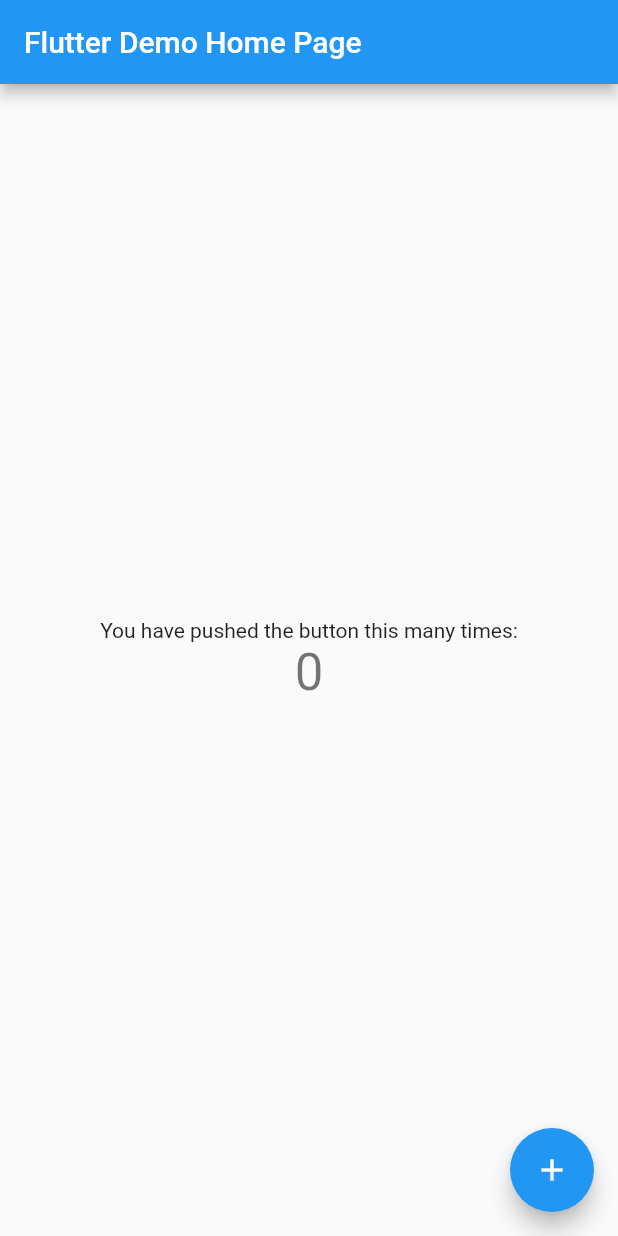
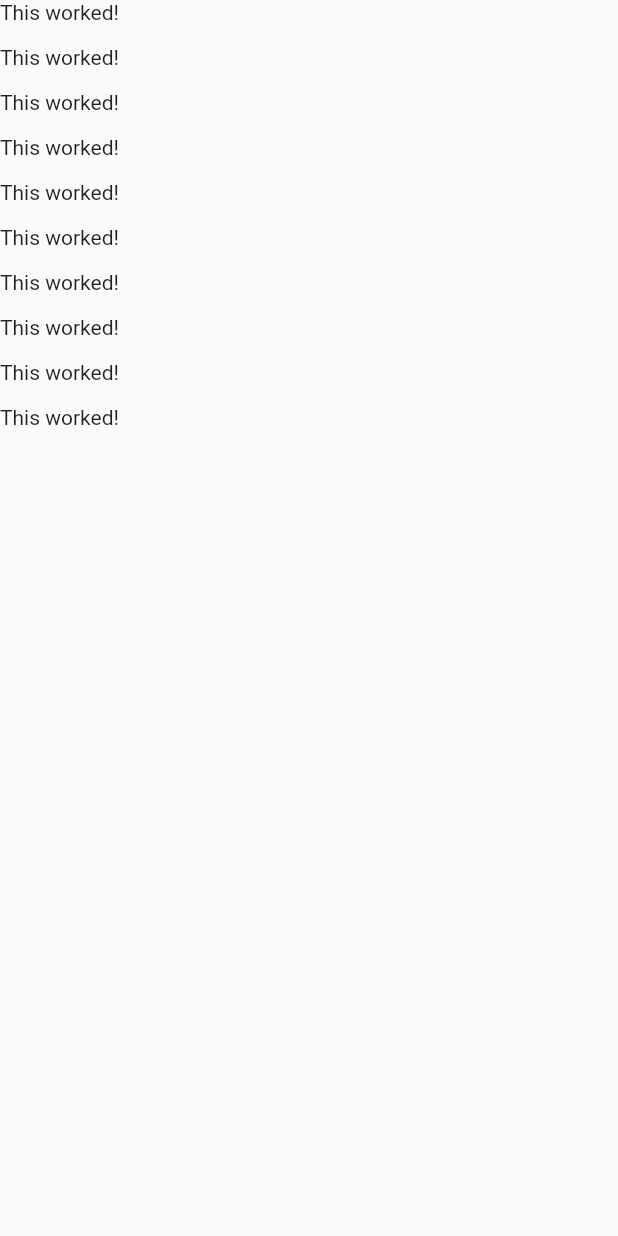
Before and after one commit to sinjikoro/chat-app, a Flutter app: the screen it shows after launch, on a phone screen of 412 x 824 dp. Run offline on Flutter 3.47's test engine with Material 2 defaults, Android fonts, the phone set to English and light mode, and no system bars.

Commit message:
316. Creating a New App

```diff
--- a/lib/main.dart
+++ b/lib/main.dart
@@ -1,3 +1,4 @@
+import 'package:chat_app/screens/chat_screen.dart';
 import 'package:flutter/material.dart';
 
 void main() {
@@ -11,105 +12,11 @@ class MyApp extends StatelessWidget {
   @override
   Widget build(BuildContext context) {
     return MaterialApp(
-      title: 'Flutter Demo',
+      title: 'Flutter Chat',
       theme: ThemeData(
-        // This is the theme of your application.
-        //
-        // Try running your application with "flutter run". You'll see the
-        // application has a blue toolbar. Then, without quitting the app, try
-        // changing the primarySwatch below to Colors.green and then invoke
-        // "hot reload" (press "r" in the console where you ran "flutter run",
-        // or simply save your changes to "hot reload" in a Flutter IDE).
-        // Notice that the counter didn't reset back to zero; the application
-        // is not restarted.
         primarySwatch: Colors.blue,
       ),
-      home: const MyHomePage(title: 'Flutter Demo Home Page'),
+      home: const ChatScreen(),
     );
   }
 }
-
-class MyHomePage extends StatefulWidget {
-  const MyHomePage({super.key, required this.title});
-
-  // This widget is the home page of your application. It is stateful, meaning
-  // that it has a State object (defined below) that contains fields that affect
-  // how it looks.
-
-  // This class is the configuration for the state. It holds the values (in this
-  // case the title) provided by the parent (in this case the App widget) and
-  // used by the build method of the State. Fields in a Widget subclass are
-  // always marked "final".
-
-  final String title;
-
-  @override
-  State<MyHomePage> createState() => _MyHomePageState();
-}
-
-class _MyHomePageState extends State<MyHomePage> {
-  int _counter = 0;
-
-  void _incrementCounter() {
-    setState(() {
-      // This call to setState tells the Flutter framework that something has
-      // changed in this State, which causes it to rerun the build method below
-      // so that the display can reflect the updated values. If we changed
-      // _counter without calling setState(), then the build method would not be
-      // called again, and so nothing would appear to happen.
-      _counter++;
-    });
-  }
-
-  @override
-  Widget build(BuildContext context) {
-    // This method is rerun every time setState is called, for instance as done
-    // by the _incrementCounter method above.
-    //
-    // The Flutter framework has been optimized to make rerunning build methods
-    // fast, so that you can just rebuild anything that needs updating rather
-    // than having to individually change instances of widgets.
-    return Scaffold(
-      appBar: AppBar(
-        // Here we take the value from the MyHomePage object that was created by
-        // the App.build method, and use it to set our appbar title.
-        title: Text(widget.title),
-      ),
-      body: Center(
-        // Center is a layout widget. It takes a single child and positions it
-        // in the middle of the parent.
-        child: Column(
-          // Column is also a layout widget. It takes a list of children and
-          // arranges them vertically. By default, it sizes itself to fit its
-          // children horizontally, and tries to be as tall as its parent.
-          //
-          // Invoke "debug painting" (press "p" in the console, choose the
-          // "Toggle Debug Paint" action from the Flutter Inspector in Android
-          // Studio, or the "Toggle Debug Paint" command in Visual Studio Code)
-          // to see the wireframe for each widget.
-          //
-          // Column has various properties to control how it sizes itself and
-          // how it positions its children. Here we use mainAxisAlignment to
-          // center the children vertically; the main axis here is the vertical
-          // axis because Columns are vertical (the cross axis would be
-          // horizontal).
-          mainAxisAlignment: MainAxisAlignment.center,
-          children: <Widget>[
-            const Text(
-              'You have pushed the button this many times:',
-            ),
-            Text(
-              '$_counter',
-              style: Theme.of(context).textTheme.headline4,
-            ),
-          ],
-        ),
-      ),
-      floatingActionButton: FloatingActionButton(
-        onPressed: _incrementCounter,
-        tooltip: 'Increment',
-        child: const Icon(Icons.add),
-      ), // This trailing comma makes auto-formatting nicer for build methods.
-    );
-  }
-}
--- /dev/null
+++ b/lib/screens/chat_screen.dart
@@ -0,0 +1,15 @@
+import 'package:flutter/material.dart';
+
+class ChatScreen extends StatelessWidget {
+  const ChatScreen({super.key});
+
+  @override
+  Widget build(BuildContext context) {
+    return Scaffold(
+      body: ListView.builder(
+          itemCount: 10,
+          itemBuilder: (context, index) =>
+              const SizedBox(height: 30, child: Text('This worked!'))),
+    );
+  }
+}
```
Also changed, not shown: lib/screens/auth_screen.dart (added).
